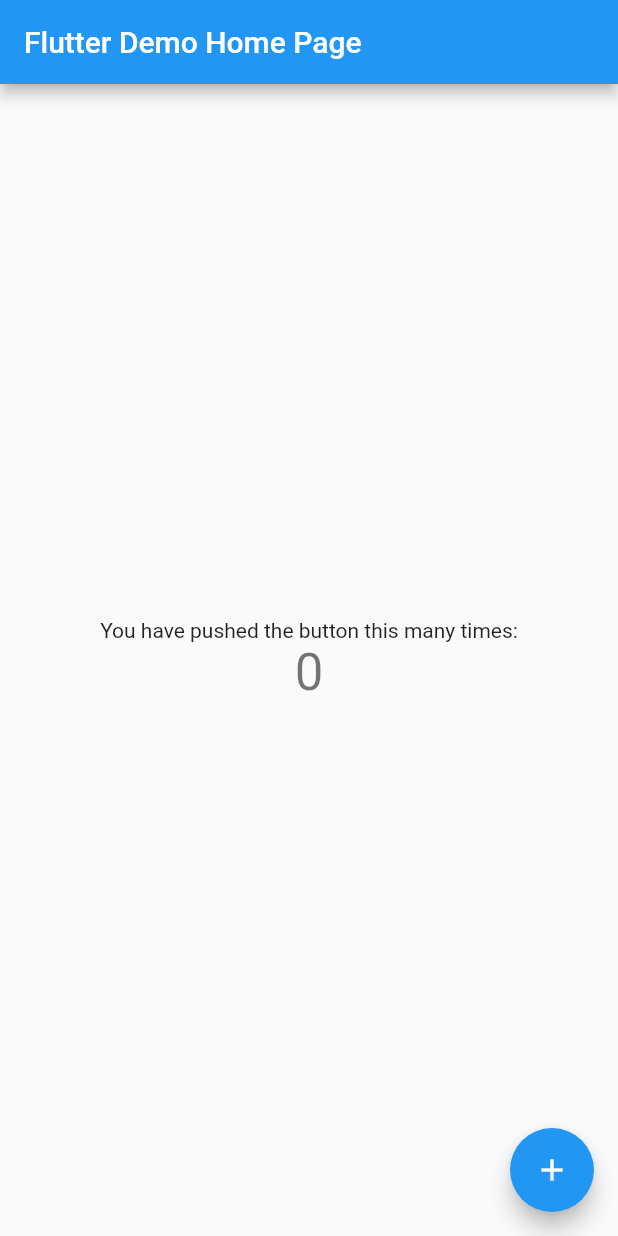
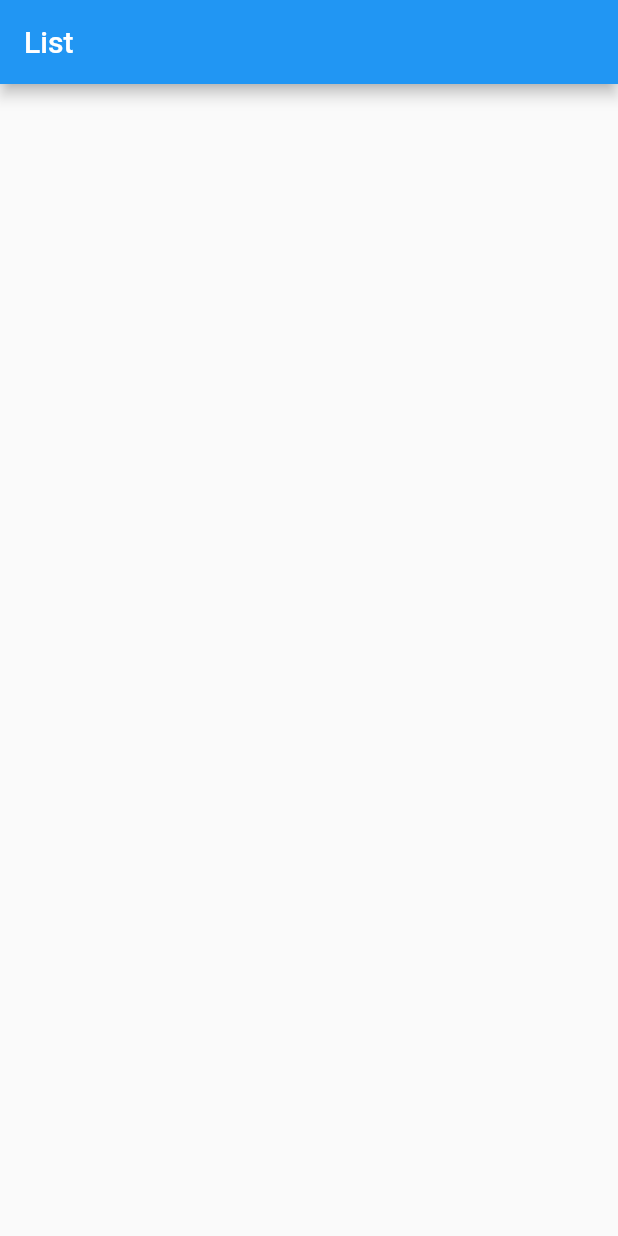
Before and after one commit to right7ctrl/taskmgr, a Flutter app: the screen it shows after launch, on a phone screen of 412 x 824 dp. Run offline on Flutter 3.47's test engine with Material 2 defaults, Android fonts, the phone set to English and light mode, and no system bars.

Commit message:
create project structur

```diff
--- a/lib/main.dart
+++ b/lib/main.dart
@@ -1,117 +1,13 @@
 import 'package:flutter/material.dart';
+import 'package:task_manager/view/list/task_list.dart';
 
-void main() {
-  runApp(MyApp());
-}
+void main() => runApp(App());
 
-class MyApp extends StatelessWidget {
-  // This widget is the root of your application.
+class App extends StatelessWidget {
   @override
   Widget build(BuildContext context) {
     return MaterialApp(
-      title: 'Flutter Demo',
-      theme: ThemeData(
-        // This is the theme of your application.
-        //
-        // Try running your application with "flutter run". You'll see the
-        // application has a blue toolbar. Then, without quitting the app, try
-        // changing the primarySwatch below to Colors.green and then invoke
-        // "hot reload" (press "r" in the console where you ran "flutter run",
-        // or simply save your changes to "hot reload" in a Flutter IDE).
-        // Notice that the counter didn't reset back to zero; the application
-        // is not restarted.
-        primarySwatch: Colors.blue,
-        // This makes the visual density adapt to the platform that you run
-        // the app on. For desktop platforms, the controls will be smaller and
-        // closer together (more dense) than on mobile platforms.
-        visualDensity: VisualDensity.adaptivePlatformDensity,
-      ),
-      home: MyHomePage(title: 'Flutter Demo Home Page'),
+      home: TaskList(),
     );
   }
 }
-
-class MyHomePage extends StatefulWidget {
-  MyHomePage({Key key, this.title}) : super(key: key);
-
-  // This widget is the home page of your application. It is stateful, meaning
-  // that it has a State object (defined below) that contains fields that affect
-  // how it looks.
-
-  // This class is the configuration for the state. It holds the values (in this
-  // case the title) provided by the parent (in this case the App widget) and
-  // used by the build method of the State. Fields in a Widget subclass are
-  // always marked "final".
-
-  final String title;
-
-  @override
-  _MyHomePageState createState() => _MyHomePageState();
-}
-
-class _MyHomePageState extends State<MyHomePage> {
-  int _counter = 0;
-
-  void _incrementCounter() {
-    setState(() {
-      // This call to setState tells the Flutter framework that something has
-      // changed in this State, which causes it to rerun the build method below
-      // so that the display can reflect the updated values. If we changed
-      // _counter without calling setState(), then the build method would not be
-      // called again, and so nothing would appear to happen.
-      _counter++;
-    });
-  }
-
-  @override
-  Widget build(BuildContext context) {
-    // This method is rerun every time setState is called, for instance as done
-    // by the _incrementCounter method above.
-    //
-    // The Flutter framework has been optimized to make rerunning build methods
-    // fast, so that you can just rebuild anything that needs updating rather
-    // than having to individually change instances of widgets.
-    return Scaffold(
-      appBar: AppBar(
-        // Here we take the value from the MyHomePage object that was created by
-        // the App.build method, and use it to set our appbar title.
-        title: Text(widget.title),
-      ),
-      body: Center(
-        // Center is a layout widget. It takes a single child and positions it
-        // in the middle of the parent.
-        child: Column(
-          // Column is also a layout widget. It takes a list of children and
-          // arranges them vertically. By default, it sizes itself to fit its
-          // children horizontally, and tries to be as tall as its parent.
-          //
-          // Invoke "debug painting" (press "p" in the console, choose the
-          // "Toggle Debug Paint" action from the Flutter Inspector in Android
-          // Studio, or the "Toggle Debug Paint" command in Visual Studio Code)
-          // to see the wireframe for each widget.
-          //
-          // Column has various properties to control how it sizes itself and
-          // how it positions its children. Here we use mainAxisAlignment to
-          // center the children vertically; the main axis here is the vertical
-          // axis because Columns are vertical (the cross axis would be
-          // horizontal).
-          mainAxisAlignment: MainAxisAlignment.center,
-          children: <Widget>[
-            Text(
-              'You have pushed the button this many times:',
-            ),
-            Text(
-              '$_counter',
-              style: Theme.of(context).textTheme.headline4,
-            ),
-          ],
-        ),
-      ),
-      floatingActionButton: FloatingActionButton(
-        onPressed: _incrementCounter,
-        tooltip: 'Increment',
-        child: Icon(Icons.add),
-      ), // This trailing comma makes auto-formatting nicer for build methods.
-    );
-  }
-}
--- /dev/null
+++ b/lib/view/list/task_list.dart
@@ -0,0 +1,12 @@
+import 'package:flutter/material.dart';
+
+class TaskList extends StatelessWidget {
+  @override
+  Widget build(BuildContext context) {
+    return Scaffold(
+      appBar: AppBar(
+        title: Text('List'),
+      ),
+    );
+  }
+}
```
